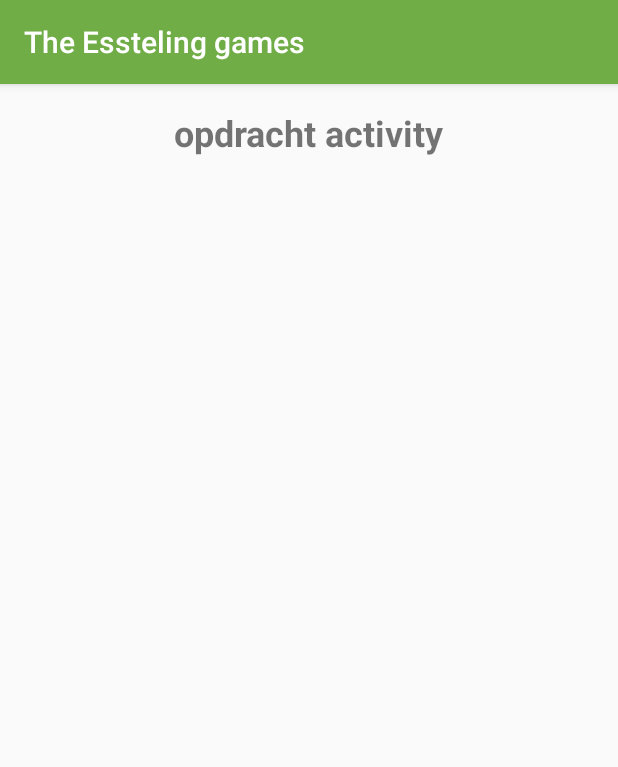
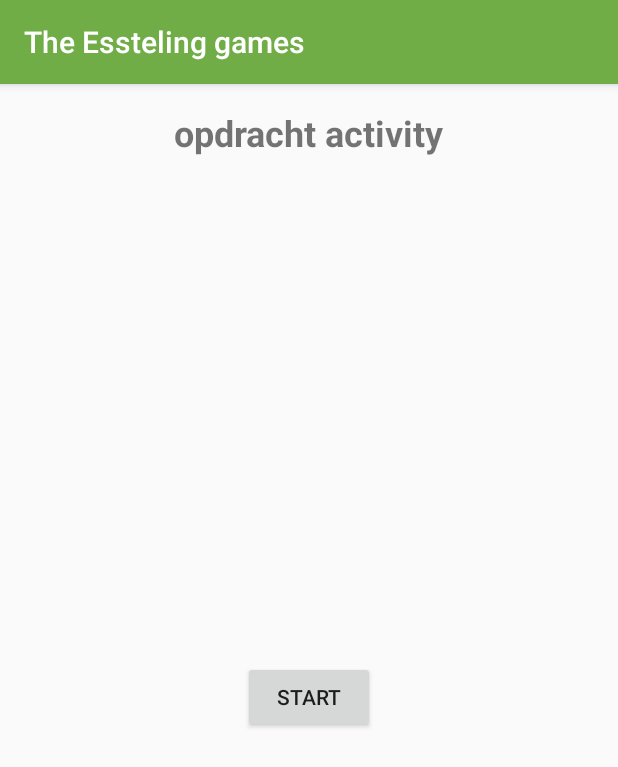
Before and after one commit to shinichihezemans/The-Esteling-games, an Android app: the OpdrachtActivity screen opened directly, with no data from a screen before it, on a phone screen of 412 x 824 dp. Shown: the top 767 px of the screen. Run offline under Robolectric (Android 15) with nearby library versions, the light colour scheme and no system bars.

Commit message:
added button and textView

```diff
--- a/app/src/main/java/com/example/theestelinggames/OpdrachtActivity.java
+++ b/app/src/main/java/com/example/theestelinggames/OpdrachtActivity.java
@@ -14,15 +14,26 @@
 import android.util.Log;
 import android.view.View;
 import android.widget.Button;
+import android.widget.TextView;
 import android.widget.Toast;
 
 public class OpdrachtActivity extends AppCompatActivity {
+    private boolean isStarted = false;//if not started button visible and textView gone else button gone and textView visible
+
+    private TextView assignmentTextView;
 
     @Override
     protected void onCreate(Bundle savedInstanceState) {
         super.onCreate(savedInstanceState);
         setContentView(R.layout.activity_opdracht);
-
+        assignmentTextView = findViewById(R.id.assignmentTextView);
+        assignmentTextView.setVisibility(View.GONE);
     }
 
+
+    public void onStartButtonClicked(View view) {
+        this.isStarted = true;
+        view.setVisibility(View.GONE);
+        assignmentTextView.setVisibility(View.VISIBLE);
+    }
 }
--- a/app/src/main/res/layout/activity_opdracht.xml
+++ b/app/src/main/res/layout/activity_opdracht.xml
@@ -18,4 +18,26 @@
         app:layout_constraintStart_toStartOf="parent"
         app:layout_constraintTop_toTopOf="parent" />
 
+    <Button
+        android:id="@+id/button"
+        android:layout_width="wrap_content"
+        android:layout_height="wrap_content"
+        android:onClick="onStartButtonClicked"
+        android:text="@string/StartButton"
+        app:layout_constraintBottom_toBottomOf="parent"
+        app:layout_constraintEnd_toEndOf="parent"
+        app:layout_constraintStart_toStartOf="parent"
+        app:layout_constraintTop_toBottomOf="@+id/textView" />
+
+    <TextView
+        android:id="@+id/assignmentTextView"
+        android:layout_width="wrap_content"
+        android:layout_height="wrap_content"
+        android:text="TextView"
+        android:textSize="18sp"
+        app:layout_constraintBottom_toBottomOf="parent"
+        app:layout_constraintEnd_toEndOf="parent"
+        app:layout_constraintStart_toStartOf="parent"
+        app:layout_constraintTop_toBottomOf="@+id/textView" />
+
 </androidx.constraintlayout.widget.ConstraintLayout>
```
